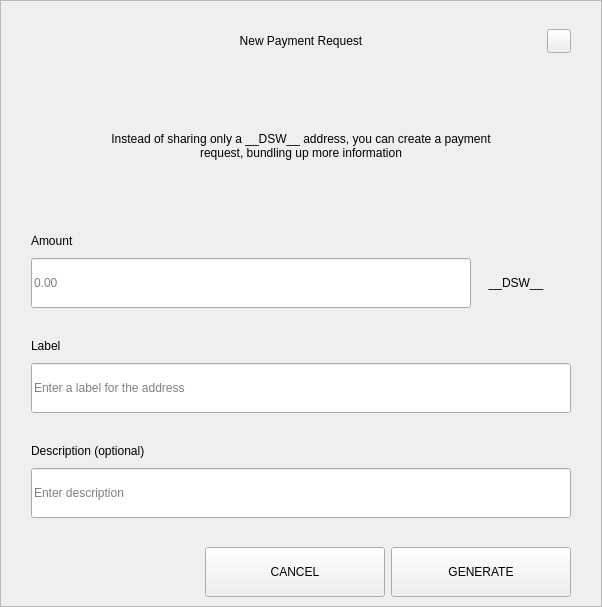
Above: src/qt/pivx/forms/requestdialog.ui from decenomy/DSW before the change. Below: the same form after it.
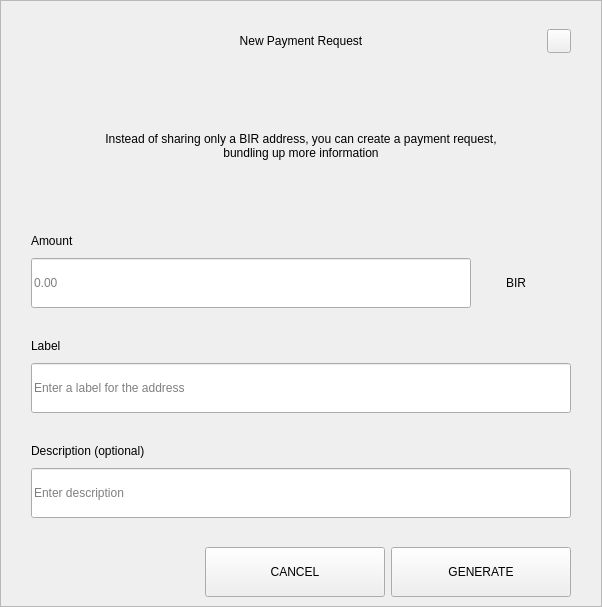
That is the form after the change.

```diff
--- a/src/qt/pivx/forms/requestdialog.ui
+++ b/src/qt/pivx/forms/requestdialog.ui
@@ -210,7 +210,7 @@
              </size>
             </property>
             <property name="text">
-             <string>Instead of sharing only a __DSW__ address, you can create a payment request, bundling up more information</string>
+             <string>Instead of sharing only a BIR address, you can create a payment request, bundling up more information</string>
             </property>
             <property name="alignment">
              <set>Qt::AlignCenter</set>
@@ -327,7 +327,7 @@
                    <item>
                     <widget class="QLabel" name="comboBoxCoin">
                      <property name="text">
-                      <string>__DSW__</string>
+                      <string>BIR</string>
                      </property>
                      <property name="alignment">
                       <set>Qt::AlignCenter</set>
```
